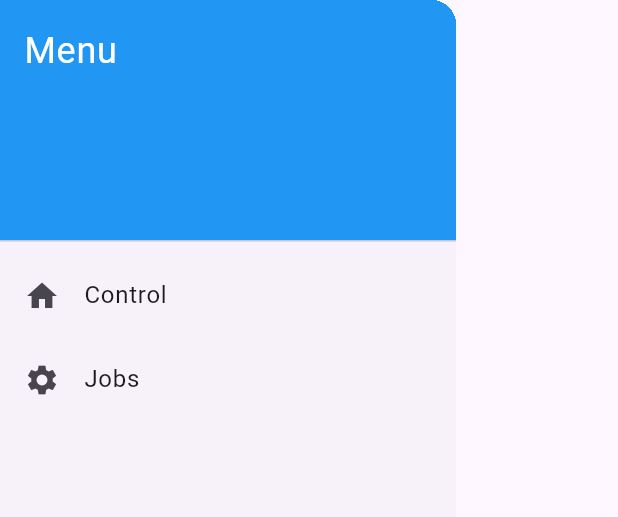
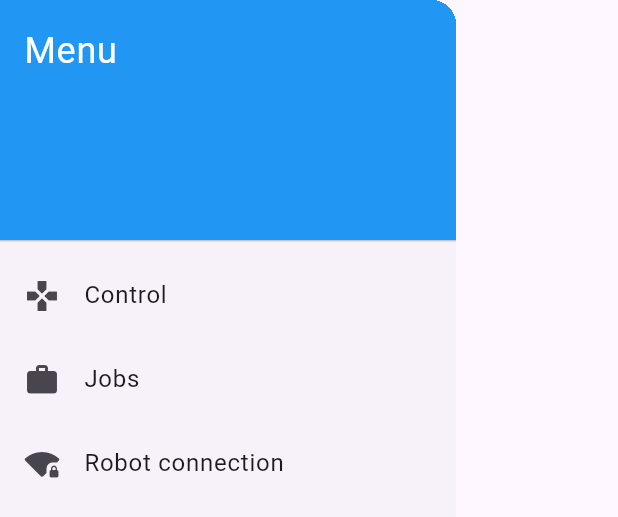
Before and after one commit to g00st/Appentwicklung, a Flutter app: the MenuDrawer widget shown alone on an empty page, opened directly, on a phone screen of 412 x 824 dp. Shown: the top 517 px of the screen. Run offline on Flutter 3.47's test engine with Material 3 defaults, Android fonts, the phone set to English and light mode, and no system bars; our stand-ins replace connectivity_plus, dio, shared_preferences; missing offline and left inert: qr_code_scanner_plus, wifi_iot; accounts and stored records are empty; network calls fail; project files that could hold a hidden picture were left out.

Commit message:
fix robot connection app bar name, add connection screen to drawer, fix icons and home message apearing when connection lost

```diff
--- a/robot_app/lib/config_screen.dart
+++ b/robot_app/lib/config_screen.dart
@@ -189,7 +189,7 @@ class _ConfigScreenState extends State<ConfigScreen> {
     final appState = Provider.of<AppState>(context);
     appState.initTimer();
     return Scaffold(
-      appBar: CustomAppBar(title: 'Robot Control'),
+      appBar: CustomAppBar(title: 'Robot connection'),
       drawer: MenuDrawer(),
       body: Padding(
         padding: const EdgeInsets.all(16.0),
--- a/robot_app/lib/jobs_page.dart
+++ b/robot_app/lib/jobs_page.dart
@@ -36,7 +36,7 @@ class _JobsPageState extends State<JobsPage> {
     appState.initTimer();
 
     // Show the error dialog if robot is not homed and it hasn't been shown already
-    if (!appState.isHomed && !_dialogShown) {
+    if (!appState.isHomed && !_dialogShown && appState.status.state != PrinterState.networkError) {
       Future.delayed(Duration.zero, () {
         showErrorDialog(
           context,
--- a/robot_app/lib/menu_drawer.dart
+++ b/robot_app/lib/menu_drawer.dart
@@ -22,18 +22,28 @@ class MenuDrawer extends StatelessWidget {
           ),
           // Menu Buttons
           ListTile(
-            leading: Icon(Icons.home),
+            leading: Icon(Icons.gamepad),
             title: Text('Control'),
             onTap: () {
-              Navigator.pushNamed(context, '/robot-control'); // Close the menu when tapped
+              Navigator.pushNamed(
+                  context, '/robot-control'); // Close the menu when tapped
               // Navigate to home or perform some other action
             },
           ),
           ListTile(
-            leading: Icon(Icons.settings),
+            leading: Icon(Icons.work),
             title: Text('Jobs'),
             onTap: () {
               Navigator.pushNamed(context, '/jobs');
+
+              // Navigate to settings or perform some other action
+            },
+          ),
+          ListTile(
+            leading: Icon(Icons.signal_wifi_4_bar_lock_rounded),
+            title: Text('Robot connection'),
+            onTap: () {
+              Navigator.pushNamed(context, '/ip-config');
 
               // Navigate to settings or perform some other action
             },
--- a/robot_app/lib/robot_control_page.dart
+++ b/robot_app/lib/robot_control_page.dart
@@ -20,7 +20,7 @@ class _RobotControlPageState extends State<RobotControlPage> {
     final appState = Provider.of<AppState>(context);
 
     // Show the error dialog if robot is not homed and it hasn't been shown already
-    if (!appState.isHomed && !_dialogShown) {
+    if (!appState.isHomed && !_dialogShown && appState.status.state != PrinterState.networkError) {
       Future.delayed(Duration.zero, () {
         showErrorDialog(
           context,
--- a/robot_app/lib/status_bar.dart
+++ b/robot_app/lib/status_bar.dart
@@ -1,6 +1,6 @@
 import 'package:flutter/material.dart';
 import 'package:provider/provider.dart';
-import 'package:robot_app/api_handler.dart'; // Assuming this is where PrinterState is defined
+import 'package:robot_app/api_handler.dart';
 import 'package:robot_app/app_state.dart';
 
 class StatusBar extends StatelessWidget {
```
